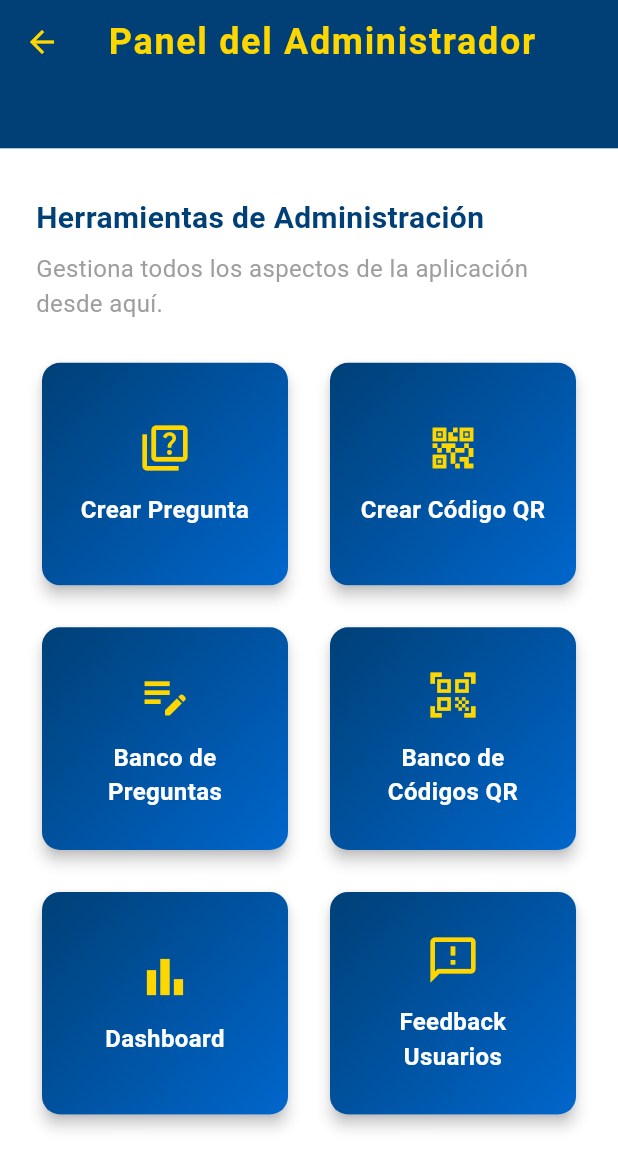
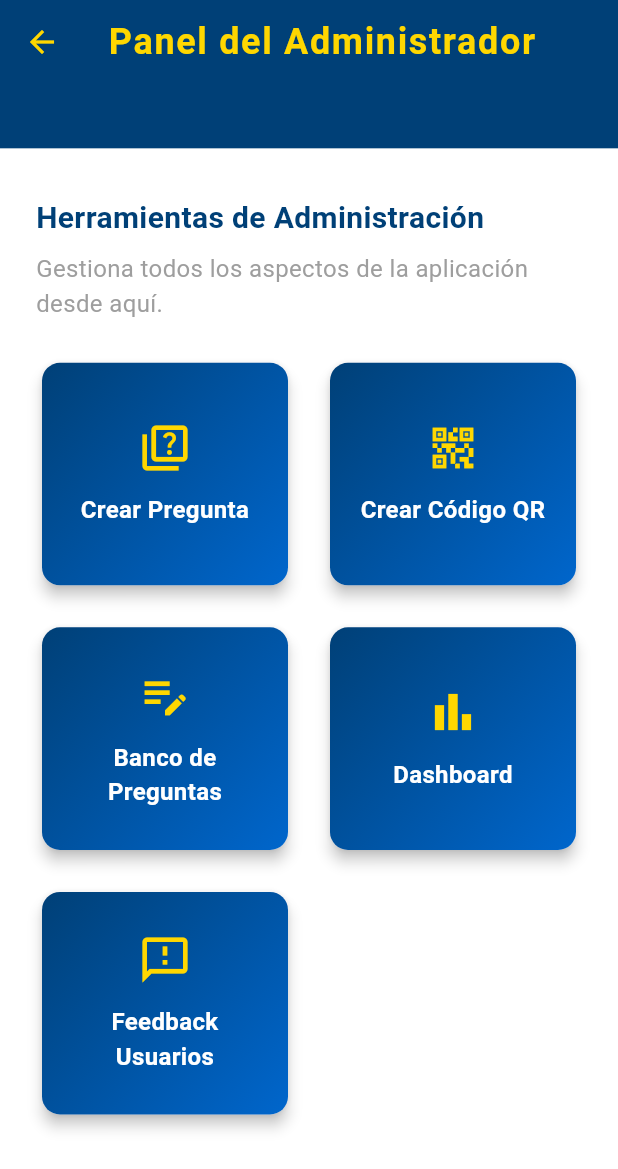
Before and after one commit to SNARF3/UCB-Explorer-Ing-Software, a Flutter app: the AdminDashboardScreen screen opened by its route, on a phone screen of 412 x 824 dp. Shown: the top 1169 px of the screen. Run offline on Flutter 3.47's test engine with Material 3 defaults, Android fonts, the phone set to English and light mode, and no system bars; our stand-ins replace cloud_firestore, firebase_core, fl_chart, google_generative_ai, permission_handler, qr_flutter and 1 more; missing offline and left inert: mobile_scanner; accounts and stored records are empty.

Commit message:
change on admin home

```diff
--- a/lib/screens/admin/admin_dashboard_screen.dart
+++ b/lib/screens/admin/admin_dashboard_screen.dart
@@ -76,13 +76,6 @@ class AdminDashboardScreen extends StatelessWidget {
                   label: 'Banco de Preguntas',
                   route: '/admin-ver-preguntas',
                 ),
-                _buildAdminButton(
-                  context,
-                  icon: Icons.qr_code_scanner_outlined,
-                  label: 'Banco de Códigos QR',
-                  route: '/admin-ver-qr',
-                ),
-
                 // 🔥 Nuevo botón para ir al Dashboard
                 _buildAdminButton(
                   context,
```
